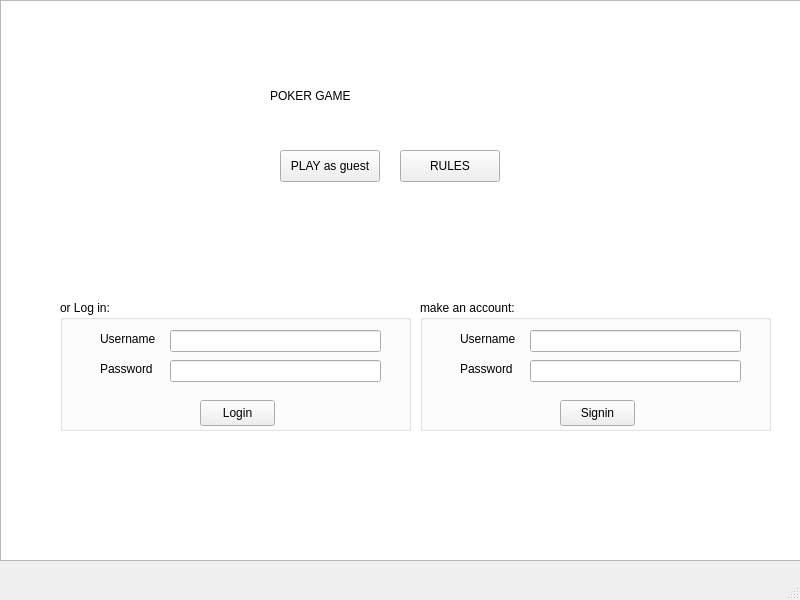
Cenzito/Poker, file Poker/Visuals/MainWindow/mainwindow.ui: the form before one commit.
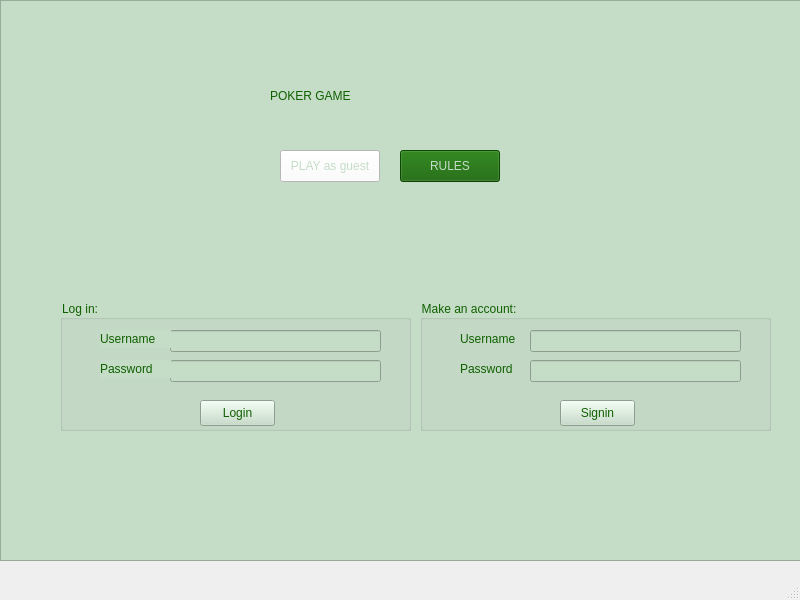
The form after the commit. Icons and pictures are not drawn.

The edit to the form file:
```diff
--- a/Poker/Visuals/MainWindow/mainwindow.ui
+++ b/Poker/Visuals/MainWindow/mainwindow.ui
@@ -24,7 +24,8 @@
      </rect>
     </property>
     <property name="styleSheet">
-     <string notr="true"/>
+     <string notr="true">background-color: rgb(197, 220, 199);
+</string>
     </property>
     <property name="readOnly">
      <bool>true</bool>
@@ -53,7 +54,9 @@
      <cursorShape>OpenHandCursor</cursorShape>
     </property>
     <property name="styleSheet">
-     <string notr="true">green</string>
+     <string notr="true">background-color: rgb(255, 255, 255);
+color: rgb(197, 220, 199);
+font: 13pt &quot;Bodoni 72&quot;;</string>
     </property>
     <property name="text">
      <string>PLAY as guest</string>
@@ -69,7 +72,8 @@
      </rect>
     </property>
     <property name="styleSheet">
-     <string notr="true">font: 30pt &quot;Academy Engraved LET&quot;;</string>
+     <string notr="true">font: 30pt &quot;Academy Engraved LET&quot;;
+color: rgb(15, 96, 0);</string>
     </property>
     <property name="text">
      <string>POKER GAME</string>
@@ -84,6 +88,11 @@
       <height>32</height>
      </rect>
     </property>
+    <property name="styleSheet">
+     <string notr="true">background-color: rgb(15, 96, 0);
+font: 13pt &quot;Bodoni 72&quot;;
+color: rgb(197, 220, 199);</string>
+    </property>
     <property name="text">
      <string>RULES</string>
     </property>
@@ -113,6 +122,10 @@
       <height>18</height>
      </rect>
     </property>
+    <property name="styleSheet">
+     <string notr="true">color: rgb(15, 96, 0);
+background-color: rgb(197, 220, 199);</string>
+    </property>
     <property name="text">
      <string>Username</string>
     </property>
@@ -126,6 +139,10 @@
       <height>18</height>
      </rect>
     </property>
+    <property name="styleSheet">
+     <string notr="true">color: rgb(15, 96, 0);
+background-color: rgb(197, 220, 199);</string>
+    </property>
     <property name="text">
      <string>Password</string>
     </property>
@@ -139,8 +156,13 @@
       <height>131</height>
      </rect>
     </property>
+    <property name="styleSheet">
+     <string notr="true">background-color: rgb(197, 220, 199);
+color: rgb(15, 96, 0);
+font: 13pt &quot;Bodoni 72&quot;;</string>
+    </property>
     <property name="title">
-     <string>or Log in:</string>
+     <string>Log in:</string>
     </property>
     <widget class="QLineEdit" name="lineEdit_user">
      <property name="geometry">
@@ -185,6 +207,9 @@
       <height>18</height>
      </rect>
     </property>
+    <property name="styleSheet">
+     <string notr="true">color: rgb(15, 96, 0);</string>
+    </property>
     <property name="text">
      <string>Username</string>
     </property>
@@ -198,6 +223,9 @@
       <height>18</height>
      </rect>
     </property>
+    <property name="styleSheet">
+     <string notr="true">color: rgb(15, 96, 0);</string>
+    </property>
     <property name="text">
      <string>Password</string>
     </property>
@@ -211,8 +239,13 @@
       <height>131</height>
      </rect>
     </property>
+    <property name="styleSheet">
+     <string notr="true">background-color: rgb(197, 220, 199);
+color: rgb(15, 96, 0);
+font: 13pt &quot;Bodoni 72&quot;;</string>
+    </property>
     <property name="title">
-     <string>make an account:</string>
+     <string>Make an account:</string>
     </property>
     <widget class="QLineEdit" name="lineEdit_newuser">
      <property name="geometry">
```
